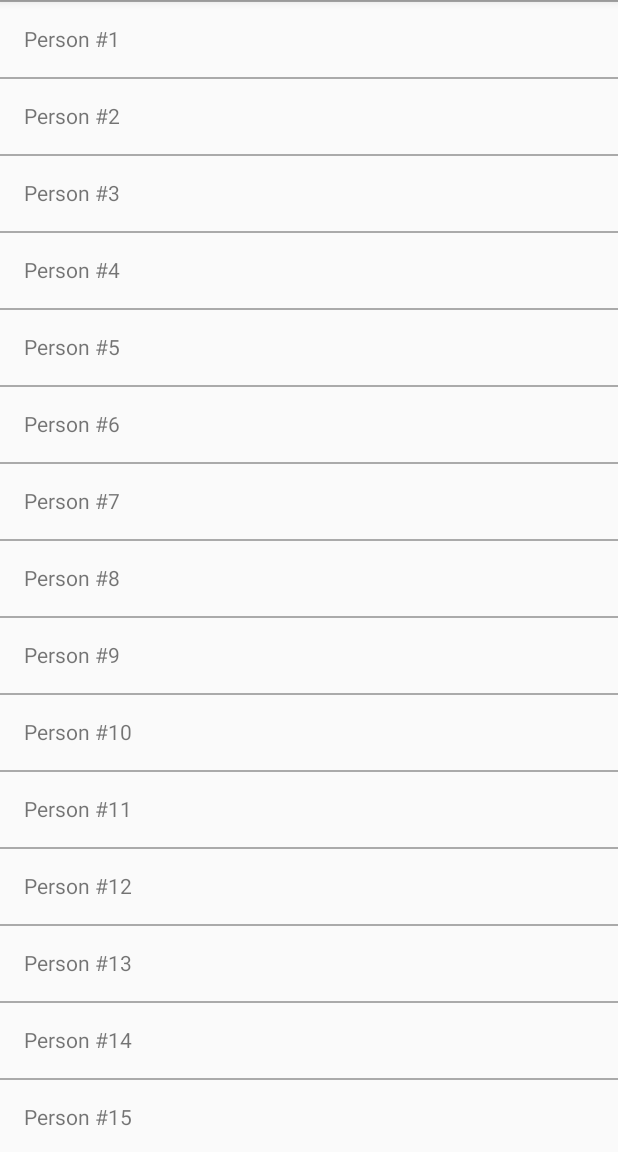
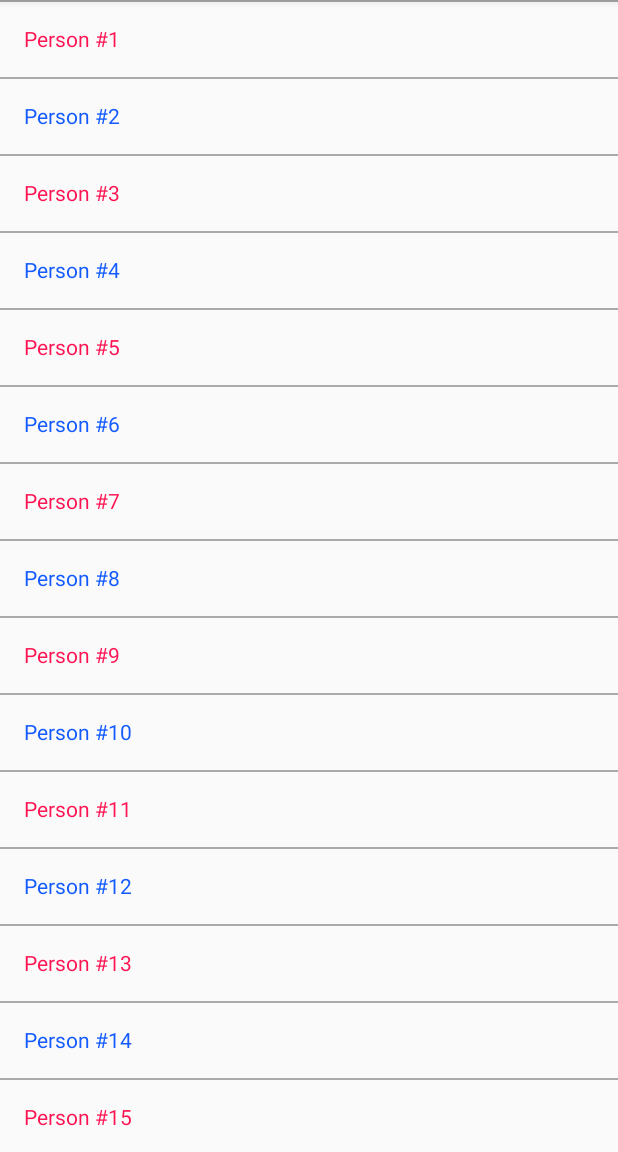
Before and after one commit to coder966/android-adapterx, an Android app: the screen it shows after launch (MainActivity), on a phone screen of 412 x 824 dp, the part 84-1236 px from its top. Run offline under Robolectric (Android 15) with nearby library versions, the phone set to English and light mode, and no system bars.

Commit message:
Fix unable to use multiple view types.

```diff
--- a/adapterx/src/main/java/net/coder966/android/adapterx/AdapterX.java
+++ b/adapterx/src/main/java/net/coder966/android/adapterx/AdapterX.java
@@ -13,9 +13,8 @@ import java.util.List;
 /**
  * The is a RecyclerView adapter. It introduces "Load More" feature.
  * @param <T> The type of individual items in your list
- * @param <VH> The ViewHolder class
  */
-public abstract class AdapterX<T, VH extends RecyclerView.ViewHolder> extends RecyclerView.Adapter{
+public abstract class AdapterX<T> extends RecyclerView.Adapter{
     public interface OnLoadMoreListener<T>{
         void onLoadMore(T lastItem);
     }
@@ -37,9 +36,9 @@ public abstract class AdapterX<T, VH extends RecyclerView.ViewHolder> extends Re
     private int loadingLayout;
     private View loadingView;
 
-    public abstract VH onCreateViewHolder(@NonNull LayoutInflater inflater, @NonNull ViewGroup parent, int viewType);
+    public abstract RecyclerView.ViewHolder onCreateViewHolder(@NonNull LayoutInflater inflater, @NonNull ViewGroup parent, int viewType);
 
-    public abstract void onBindViewHolder(@NonNull VH holder, @NonNull T item);
+    public abstract void onBindViewHolder(@NonNull RecyclerView.ViewHolder holder, @NonNull T item);
 
     public int getItemViewType(T item){
         return 0;
@@ -141,7 +140,7 @@ public abstract class AdapterX<T, VH extends RecyclerView.ViewHolder> extends Re
     @Override
     final public void onBindViewHolder(@NonNull RecyclerView.ViewHolder holder, int position) {
         if(!(holder instanceof LoadingVH)){
-            onBindViewHolder((VH) holder, list.get(position));
+            onBindViewHolder(holder, list.get(position));
         }
     }
 
--- /dev/null
+++ b/demo/src/main/java/net/coder966/android/adapterx_demo/Gender.java
@@ -0,0 +1,5 @@
+package net.coder966.android.adapterx_demo;
+
+public enum Gender {
+    MALE, FEMALE
+}
--- a/demo/src/main/java/net/coder966/android/adapterx_demo/MainActivity.java
+++ b/demo/src/main/java/net/coder966/android/adapterx_demo/MainActivity.java
@@ -19,13 +19,13 @@ public class MainActivity extends AppCompatActivity {
         // initial data
         List<Person> firstList = new ArrayList<>();
         for (int i = 1; i <= 20; i++) {
-            firstList.add(new Person("Person #"+i));
+            firstList.add(new Person("Person #"+i, i%2==0 ? Gender.MALE : Gender.FEMALE));
         }
 
         // more data
         List<Person> secondList = new ArrayList<>();
         for (int i = 21; i <= 40; i++) {
-            secondList.add(new Person("Person #"+i));
+            firstList.add(new Person("Person #"+i, i%2==0 ? Gender.MALE : Gender.FEMALE));
         }
 
 
--- a/demo/src/main/java/net/coder966/android/adapterx_demo/MyAdapter.java
+++ b/demo/src/main/java/net/coder966/android/adapterx_demo/MyAdapter.java
@@ -17,15 +17,29 @@ import java.util.List;
  * Person: is the individual item type
  * MyAdapter.MyViewHolder: is the view holder type
  */
-public class MyAdapter extends AdapterX<Person, MyAdapter.MyViewHolder> {
+public class MyAdapter extends AdapterX<Person> {
+    private final int VIEW_TYPE_MALE = 1;
+    private final int VIEW_TYPE_FEMALE = 2;
 
     /**
      * Define your normal ViewHolder. No changes on this.
      */
-    public static class MyViewHolder extends RecyclerView.ViewHolder{
+    public static class MaleViewHolder extends RecyclerView.ViewHolder{
         TextView nameTextView;
 
-        public MyViewHolder(View itemView){
+        public MaleViewHolder(View itemView){
+            super(itemView);
+            nameTextView = itemView.findViewById(R.id.name);
+        }
+    }
+
+    /**
+     * Define your normal ViewHolder. No changes on this.
+     */
+    public static class FemaleViewHolder extends RecyclerView.ViewHolder{
+        TextView nameTextView;
+
+        public FemaleViewHolder(View itemView){
             super(itemView);
             nameTextView = itemView.findViewById(R.id.name);
         }
@@ -37,6 +51,20 @@ public class MyAdapter extends AdapterX<Person, MyAdapter.MyViewHolder> {
      */
     public MyAdapter(List<Person> initialList){
         super(initialList);
+    }
+
+    /**
+     * Just to test multiple view types
+     * @param item
+     * @return
+     */
+    @Override
+    public int getItemViewType(Person item) {
+        if(item.gender == Gender.MALE){
+            return VIEW_TYPE_MALE;
+        }else{
+            return VIEW_TYPE_FEMALE;
+        }
     }
 
     /**
@@ -55,9 +83,14 @@ public class MyAdapter extends AdapterX<Person, MyAdapter.MyViewHolder> {
      * @return
      */
     @Override
-    public MyViewHolder onCreateViewHolder(@NonNull LayoutInflater inflater, @NonNull ViewGroup parent, int viewType) {
-        View itemView = inflater.inflate(R.layout.item, parent, false);
-        return new MyViewHolder(itemView);
+    public RecyclerView.ViewHolder onCreateViewHolder(@NonNull LayoutInflater inflater, @NonNull ViewGroup parent, int viewType) {
+        if(viewType == VIEW_TYPE_MALE){
+            View itemView = inflater.inflate(R.layout.item_male, parent, false);
+            return new MaleViewHolder(itemView);
+        }else{
+            View itemView = inflater.inflate(R.layout.item_female, parent, false);
+            return new FemaleViewHolder(itemView);
+        }
     }
 
     /**
@@ -65,7 +98,7 @@ public class MyAdapter extends AdapterX<Person, MyAdapter.MyViewHolder> {
      * onBindViewHolder(RecyclerView.ViewHolder holder, int position)
      *
      * But here you should implement THIS method:
-     * onBindViewHolder(MyViewHolder holder, Person item)
+     * onBindViewHolder(ViewHolder holder, Person item)
      *
      * Notice the second argument was an integer representing the item position in the list
      * here it is an object fetched from the list for you, this is nice add.
@@ -74,7 +107,11 @@ public class MyAdapter extends AdapterX<Person, MyAdapter.MyViewHolder> {
      * @param item
      */
     @Override
-    public void onBindViewHolder(@NonNull MyViewHolder holder, @NonNull Person item) {
-        holder.nameTextView.setText(item.name);
+    public void onBindViewHolder(@NonNull RecyclerView.ViewHolder holder, @NonNull Person item) {
+        if(holder instanceof MaleViewHolder){
+            ((MaleViewHolder) holder).nameTextView.setText(item.name);
+        }else{
+            ((FemaleViewHolder) holder).nameTextView.setText(item.name);
+        }
     }
 }
--- a/demo/src/main/java/net/coder966/android/adapterx_demo/Person.java
+++ b/demo/src/main/java/net/coder966/android/adapterx_demo/Person.java
@@ -2,8 +2,10 @@ package net.coder966.android.adapterx_demo;
 
 public class Person {
     String name;
+    Gender gender;
 
-    public Person(String name){
+    public Person(String name, Gender gender){
         this.name = name;
+        this.gender = gender;
     }
 }
--- /dev/null
+++ b/demo/src/main/res/layout/item_female.xml
@@ -0,0 +1,18 @@
+<?xml version="1.0" encoding="utf-8"?>
+<FrameLayout xmlns:android="http://schemas.android.com/apk/res/android"
+    android:layout_width="match_parent"
+    android:layout_height="wrap_content"
+    android:orientation="vertical">
+
+    <TextView
+        android:id="@+id/name"
+        android:textColor="#ff1453"
+        android:layout_width="match_parent"
+        android:layout_height="wrap_content"
+        android:padding="16dp" />
+
+    <View
+        android:layout_width="match_parent"
+        android:layout_height="1dp"
+        android:background="@android:color/darker_gray" />
+</FrameLayout>
--- a/demo/src/main/res/layout/item.xml
+++ b/demo/src/main/res/layout/item_male.xml
@@ -6,6 +6,7 @@
 
     <TextView
         android:id="@+id/name"
+        android:textColor="#145bff"
         android:layout_width="match_parent"
         android:layout_height="wrap_content"
         android:padding="16dp" />
```
